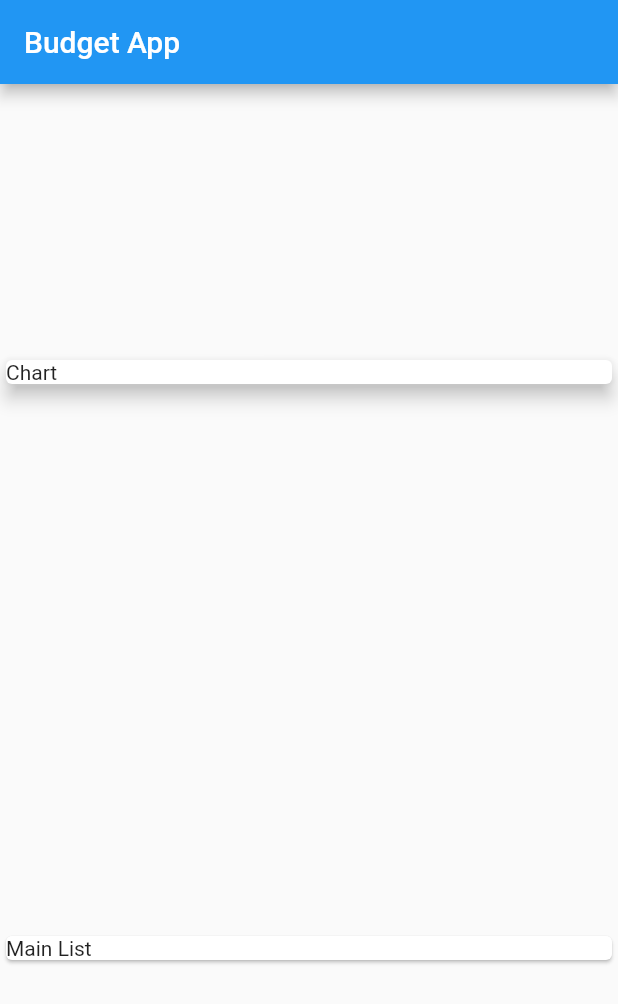
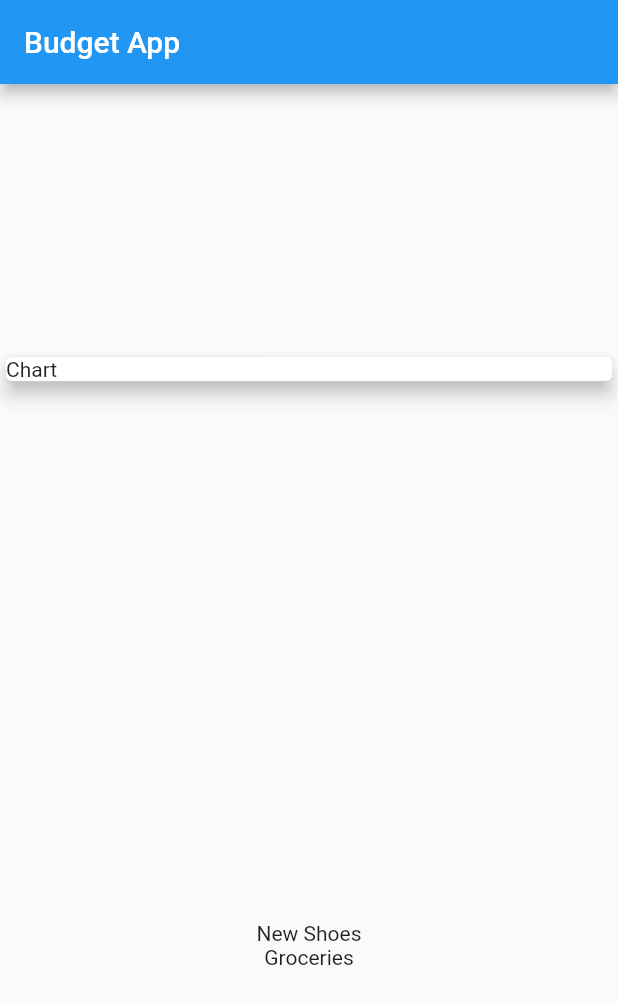
Before and after one commit to jimmy-lan/flutter_budget_app, a Flutter app: the screen it shows after launch, on a phone screen of 412 x 824 dp. Shown: the top 1004 px of the screen. Run offline on Flutter 3.47's test engine with Material 2 defaults, Android fonts, the phone set to English and light mode, and no system bars.

Commit message:
Render transactions

```diff
--- a/lib/main.dart
+++ b/lib/main.dart
@@ -1,4 +1,6 @@
 import 'package:flutter/material.dart';
+
+import './transaction.dart';
 
 void main() {
   runApp(MyApp());
@@ -19,6 +21,13 @@ class MyApp extends StatelessWidget {
 }
 
 class MyHomePage extends StatelessWidget {
+  final List<Transaction> transactions = [
+    Transaction(
+        id: "t1", title: "New Shoes", amount: 69.99, date: DateTime.now()),
+    Transaction(
+        id: "t2", title: "Groceries", amount: 14.99, date: DateTime.now())
+  ];
+
   @override
   Widget build(BuildContext context) {
     return Scaffold(
@@ -31,8 +40,8 @@ class MyHomePage extends StatelessWidget {
             child: Text("Chart"),
             elevation: 5,
           ),
-          Card(
-            child: Text("Main List"),
+          Column(
+            children: transactions.map((e) => Text(e.title)).toList(),
           )
         ],
       ),
--- a/lib/transaction.dart
+++ b/lib/transaction.dart
@@ -1,8 +1,14 @@
+import 'package:flutter/foundation.dart';
+
 class Transaction {
   String id;
   String title;
   double amount;
   DateTime date;
 
-  Transaction({this.id, this.title, this.amount, this.date});
+  Transaction(
+      {@required this.id,
+      @required this.title,
+      @required this.amount,
+      @required this.date});
 }
```
